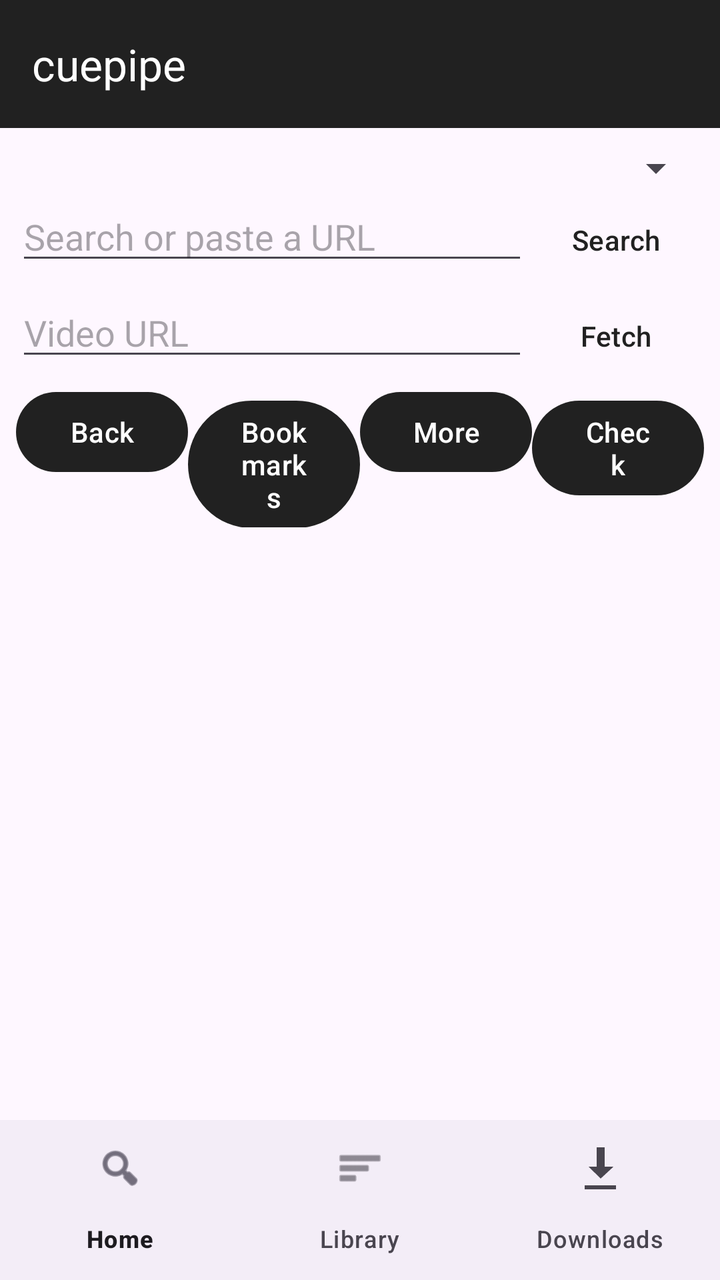
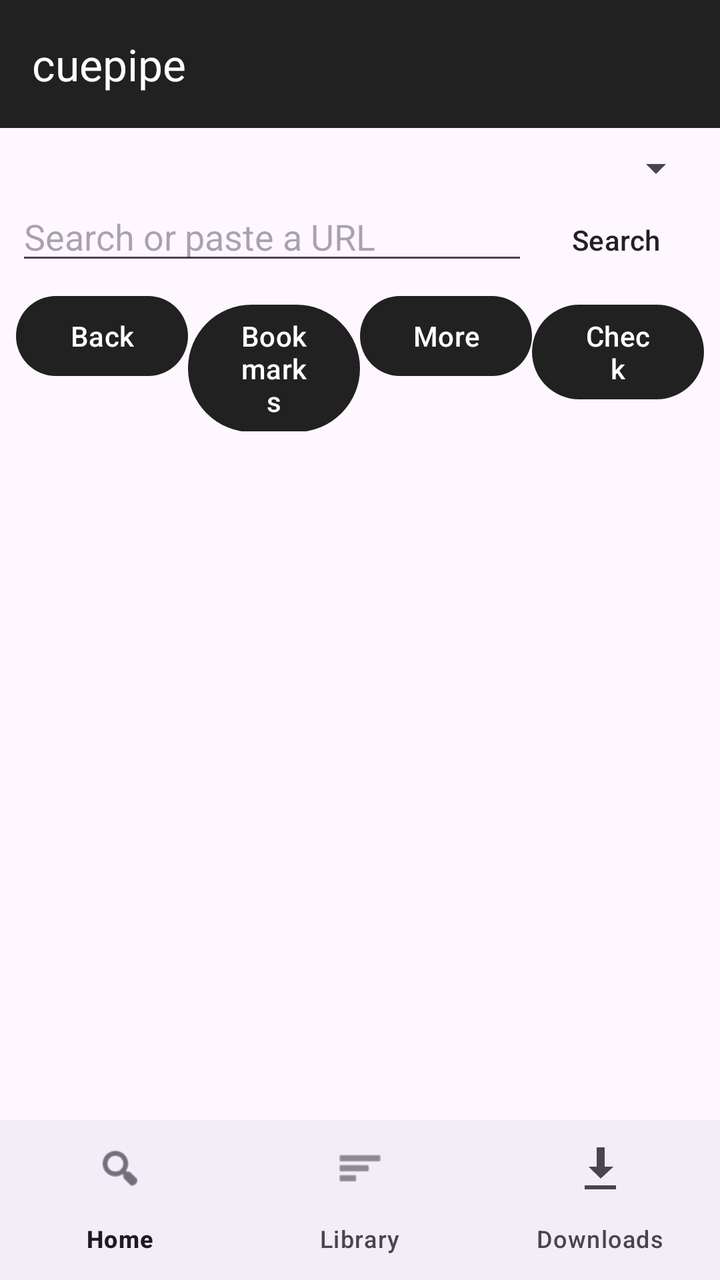

Compare the two renders of this Android layout. The source of the first and the diff that turns it into the second are given below.
<!-- AndroidManifest.xml: application theme Theme.Cuepipe -->
<!-- res/layout/activity_main.xml -->
<?xml version="1.0" encoding="utf-8"?>
<LinearLayout xmlns:android="http://schemas.android.com/apk/res/android"
    xmlns:app="http://schemas.android.com/apk/res-auto"
    android:layout_width="match_parent"
    android:layout_height="match_parent"
    android:fitsSystemWindows="true"
    android:orientation="vertical">

    <com.google.android.material.appbar.MaterialToolbar
        android:id="@+id/toolbar"
        android:layout_width="match_parent"
        android:layout_height="wrap_content"
        android:background="?attr/colorPrimary"
        android:theme="@style/ThemeOverlay.Material3.Dark.ActionBar"
        app:title="@string/app_name"
        app:titleTextColor="@android:color/white" />

    <FrameLayout
        android:layout_width="match_parent"
        android:layout_height="0dp"
        android:layout_weight="1">

        <LinearLayout
            android:id="@+id/panel_library"
            android:layout_width="match_parent"
            android:layout_height="match_parent"
            android:orientation="vertical"
            android:padding="8dp"
            android:visibility="gone">

            <LinearLayout
                android:layout_width="match_parent"
                android:layout_height="wrap_content"
                android:orientation="horizontal">

                <Spinner
                    android:id="@+id/sort_by"
                    android:layout_width="0dp"
                    android:layout_height="wrap_content"
                    android:layout_weight="1" />

                <Spinner
                    android:id="@+id/filter_service"
                    android:layout_width="0dp"
                    android:layout_height="wrap_content"
                    android:layout_weight="1" />
            </LinearLayout>

            <LinearLayout
                android:layout_width="match_parent"
                android:layout_height="wrap_content"
                android:orientation="horizontal">

                <EditText
                    android:id="@+id/library_query"
                    android:layout_width="0dp"
                    android:layout_height="wrap_content"
                    android:layout_weight="1"
                    android:hint="@string/library_search_hint"
                    android:imeOptions="actionSearch"
                    android:importantForAutofill="no"
                    android:inputType="text|textNoSuggestions"
                    android:maxLines="1"
                    android:singleLine="true" />

                <Button
                    android:id="@+id/library_find"
                    android:layout_width="wrap_content"
                    android:layout_height="wrap_content"
                    android:text="@string/find" />
            </LinearLayout>

            <LinearLayout
                android:layout_width="match_parent"
                android:layout_height="wrap_content"
                android:orientation="horizontal">

                <CheckBox
                    android:id="@+id/fuzzy"
                    android:layout_width="wrap_content"
                    android:layout_height="wrap_content"
                    android:text="@string/fuzzy" />

                <CheckBox
                    android:id="@+id/concepts"
                    android:layout_width="wrap_content"
                    android:layout_height="wrap_content"
                    android:text="@string/concepts" />
            </LinearLayout>

            <TextView
                android:id="@+id/library_status"
                android:layout_width="match_parent"
                android:layout_height="wrap_content"
                android:paddingTop="4dp" />

            <ListView
                android:id="@+id/library"
                android:layout_width="match_parent"
                android:layout_height="0dp"
                android:layout_weight="1" />
        </LinearLayout>

        <LinearLayout
            android:id="@+id/panel_watch"
            android:layout_width="match_parent"
            android:layout_height="match_parent"
            android:orientation="vertical"
            android:padding="8dp"
            android:visibility="gone">

                <FrameLayout
                    android:layout_width="match_parent"
                    android:layout_height="200dp">

                    <androidx.media3.ui.PlayerView
                        android:id="@+id/player"
                        android:layout_width="match_parent"
                        android:layout_height="match_parent" />

                    <TextView
                        android:id="@+id/burn"
                        android:layout_width="match_parent"
                        android:layout_height="wrap_content"
                        android:layout_gravity="bottom"
                        android:background="#CC000000"
                        android:clickable="false"
                        android:focusable="false"
                        android:gravity="center"
                        android:padding="6dp"
                        android:textColor="#FFFFFF"
                        android:visibility="gone" />
                </FrameLayout>

                <TextView
                    android:id="@+id/title"
                    android:layout_width="match_parent"
                    android:layout_height="wrap_content"
                    android:paddingTop="4dp"
                    android:textAppearance="?android:attr/textAppearanceMedium" />

                <Button
                    android:id="@+id/channel"
                    style="?attr/borderlessButtonStyle"
                    android:layout_width="wrap_content"
                    android:layout_height="wrap_content"
                    android:text="@string/channel" />

                <TextView
                    android:id="@+id/description"
                    android:layout_width="match_parent"
                    android:layout_height="wrap_content"
                    android:maxLines="3"
                    android:paddingTop="4dp"
                    android:textAppearance="?attr/textAppearanceBodySmall" />

                <LinearLayout
                    android:layout_width="match_parent"
                    android:layout_height="wrap_content"
                    android:orientation="horizontal">

                    <Button
                        android:id="@+id/show_transcript"
                        style="?attr/borderlessButtonStyle"
                        android:layout_width="wrap_content"
                        android:layout_height="wrap_content"
                        android:text="@string/transcript" />

                    <Button
                        android:id="@+id/show_related"
                        style="?attr/borderlessButtonStyle"
                        android:layout_width="wrap_content"
                        android:layout_height="wrap_content"
                        android:text="@string/related" />
                </LinearLayout>

                <LinearLayout
                    android:layout_width="match_parent"
                    android:layout_height="wrap_content"
                    android:gravity="center"
                    android:orientation="horizontal">

                    <ImageButton
                        android:id="@+id/keep"
                        android:layout_width="48dp"
                        android:layout_height="48dp"
                        android:background="?attr/selectableItemBackgroundBorderless"
                        android:contentDescription="@string/keep"
                        android:src="@android:drawable/ic_menu_save" />

                    <ImageButton
                        android:id="@+id/burned"
                        android:layout_width="48dp"
                        android:layout_height="48dp"
                        android:background="?attr/selectableItemBackgroundBorderless"
                        android:contentDescription="@string/burned"
                        android:src="@android:drawable/ic_menu_camera" />

                    <CheckBox
                        android:id="@+id/on_screen"
                        android:layout_width="48dp"
                        android:layout_height="48dp"
                        android:background="?attr/selectableItemBackgroundBorderless"
                        android:button="@android:drawable/ic_menu_view"
                        android:contentDescription="@string/on_screen" />
                </LinearLayout>

                <LinearLayout
                    android:layout_width="match_parent"
                    android:layout_height="wrap_content"
                    android:orientation="horizontal">

                    <Spinner
                        android:id="@+id/track0"
                        android:layout_width="0dp"
                        android:layout_height="wrap_content"
                        android:layout_weight="1" />

                    <Spinner
                        android:id="@+id/track1"
                        android:layout_width="0dp"
                        android:layout_height="wrap_content"
                        android:layout_weight="1" />
                </LinearLayout>

                <LinearLayout
                    android:layout_width="match_parent"
                    android:layout_height="wrap_content"
                    android:orientation="horizontal">

                    <Spinner
                        android:id="@+id/track2"
                        android:layout_width="0dp"
                        android:layout_height="wrap_content"
                        android:layout_weight="1" />

                    <Spinner
                        android:id="@+id/track3"
                        android:layout_width="0dp"
                        android:layout_height="wrap_content"
                        android:layout_weight="1" />
                </LinearLayout>

                <LinearLayout
                    android:id="@+id/line_search"
                    android:layout_width="match_parent"
                    android:layout_height="wrap_content"
                    android:orientation="horizontal">

                    <EditText
                        android:id="@+id/query"
                        android:layout_width="0dp"
                        android:layout_height="wrap_content"
                        android:layout_weight="1"
                        android:hint="@string/search_hint"
                        android:imeOptions="actionSearch"
                        android:importantForAutofill="no"
                        android:inputType="text|textNoSuggestions"
                        android:maxLines="1"
                        android:singleLine="true" />

                    <ImageButton
                        android:id="@+id/clear_query"
                        android:layout_width="48dp"
                        android:layout_height="48dp"
                        android:background="?attr/selectableItemBackgroundBorderless"
                        android:contentDescription="@string/clear"
                        android:src="@android:drawable/ic_menu_close_clear_cancel" />

                    <Button
                        android:id="@+id/find"
                        android:layout_width="wrap_content"
                        android:layout_height="wrap_content"
                        android:text="@string/find" />
                </LinearLayout>

                <ListView
                    android:id="@+id/lines"
                    android:layout_width="match_parent"
                    android:layout_height="0dp"
                    android:layout_weight="1"
                    android:choiceMode="singleChoice" />
        </LinearLayout>

        <LinearLayout
            android:id="@+id/panel_explore"
            android:layout_width="match_parent"
            android:layout_height="match_parent"
            android:orientation="vertical"
            android:padding="8dp">

            <Spinner
                android:id="@+id/explore_service"
                android:layout_width="match_parent"
                android:layout_height="wrap_content" />

            <LinearLayout
                android:layout_width="match_parent"
                android:layout_height="wrap_content"
                android:orientation="horizontal">

                <EditText
                    android:id="@+id/explore_query"
                    android:layout_width="0dp"
                    android:layout_height="wrap_content"
                    android:layout_weight="1"
                    android:hint="@string/explore_hint"
                    android:imeOptions="actionSearch"
                    android:importantForAutofill="no"
                    android:inputType="text|textNoSuggestions"
                    android:maxLines="1"
                    android:singleLine="true" />

                <Button
                    android:id="@+id/explore_search"
                    style="?attr/borderlessButtonStyle"
                    android:layout_width="wrap_content"
                    android:layout_height="wrap_content"
                    android:text="@string/search" />
            </LinearLayout>

            <LinearLayout
                android:layout_width="match_parent"
                android:layout_height="wrap_content"
                android:orientation="horizontal">

                <EditText
                    android:id="@+id/url"
                    android:layout_width="0dp"
                    android:layout_height="wrap_content"
                    android:layout_weight="1"
                    android:hint="@string/url_hint"
                    android:importantForAutofill="no"
                    android:inputType="textUri" />

                <Button
                    android:id="@+id/fetch"
                    style="?attr/borderlessButtonStyle"
                    android:layout_width="wrap_content"
                    android:layout_height="wrap_content"
                    android:text="@string/fetch" />
            </LinearLayout>

            <LinearLayout
                android:layout_width="match_parent"
                android:layout_height="wrap_content"
                android:orientation="horizontal">

                <Button
                    android:id="@+id/explore_back"
                    android:layout_width="0dp"
                    android:layout_height="wrap_content"
                    android:layout_weight="1"
                    android:text="@string/back" />

                <Button
                    android:id="@+id/explore_marks"
                    android:layout_width="0dp"
                    android:layout_height="wrap_content"
                    android:layout_weight="1"
                    android:text="@string/bookmarks" />

                <Button
                    android:id="@+id/explore_more"
                    android:layout_width="0dp"
                    android:layout_height="wrap_content"
                    android:layout_weight="1"
                    android:text="@string/more" />

                <Button
                    android:id="@+id/explore_check"
                    android:layout_width="0dp"
                    android:layout_height="wrap_content"
                    android:layout_weight="1"
                    android:text="@string/check" />
            </LinearLayout>

            <TextView
                android:id="@+id/explore_status"
                android:layout_width="match_parent"
                android:layout_height="wrap_content"
                android:paddingTop="4dp" />

            <ListView
                android:id="@+id/explore"
                android:layout_width="match_parent"
                android:layout_height="0dp"
                android:layout_weight="1" />
        </LinearLayout>

        <LinearLayout
            android:id="@+id/panel_downloads"
            android:layout_width="match_parent"
            android:layout_height="match_parent"
            android:orientation="vertical"
            android:padding="8dp"
            android:visibility="gone">

            <TextView
                android:id="@+id/downloads_status"
                android:layout_width="match_parent"
                android:layout_height="wrap_content" />

            <ListView
                android:id="@+id/downloads"
                android:layout_width="match_parent"
                android:layout_height="0dp"
                android:layout_weight="1" />
        </LinearLayout>
    </FrameLayout>

    <com.google.android.material.bottomnavigation.BottomNavigationView
        android:id="@+id/bottom"
        android:layout_width="match_parent"
        android:layout_height="wrap_content"
        app:menu="@menu/bottom" />
</LinearLayout>
<!-- resources referenced by this layout -->
<resources>
  <string name="app_name">cuepipe</string>
  <string name="back">Back</string>
  <string name="bookmarks">Bookmarks</string>
  <string name="burned">Burned-in</string>
  <string name="channel">Channel</string>
  <string name="check">Check</string>
  <string name="clear">Clear</string>
  <string name="concepts">Concepts</string>
  <string name="explore_hint">Search or paste a URL</string>
  <string name="fetch">Fetch</string>
  <string name="find">Find</string>
  <string name="fuzzy">Fuzzy</string>
  <string name="keep">Keep</string>
  <string name="library_search_hint">Search the library</string>
  <string name="more">More</string>
  <string name="on_screen">On screen</string>
  <string name="related">Related</string>
  <string name="search">Search</string>
  <string name="search_hint">Search this transcript</string>
  <string name="transcript">Transcript</string>
  <string name="url_hint">Video URL</string>
  <style name="Theme.Cuepipe" parent="Theme.Material3.DayNight.NoActionBar">
          <item name="colorPrimary">@color/primary</item>
          <item name="colorSecondary">@color/accent</item>
          <item name="android:statusBarColor">@color/primary</item>
          <item name="android:navigationBarColor">@android:color/white</item>
      </style>
  <color name="primary">#212121</color>
  <color name="accent">#e53935</color>
</resources>

<!-- the commit's change to res/layout/activity_main.xml (unified diff, before → after) -->
@@ -86,6 +86,12 @@
                     android:layout_width="wrap_content"
                     android:layout_height="wrap_content"
                     android:text="@string/concepts" />
+
+                <CheckBox
+                    android:id="@+id/meaning"
+                    android:layout_width="wrap_content"
+                    android:layout_height="wrap_content"
+                    android:text="@string/meaning" />
             </LinearLayout>
 
             <TextView
@@ -136,43 +142,19 @@
                     android:id="@+id/title"
                     android:layout_width="match_parent"
                     android:layout_height="wrap_content"
+                    android:ellipsize="end"
+                    android:maxLines="2"
                     android:paddingTop="4dp"
                     android:textAppearance="?android:attr/textAppearanceMedium" />
 
                 <Button
                     android:id="@+id/channel"
                     style="?attr/borderlessButtonStyle"
-                    android:layout_width="wrap_content"
-                    android:layout_height="wrap_content"
+                    android:layout_width="match_parent"
+                    android:layout_height="wrap_content"
+                    android:ellipsize="end"
+                    android:maxLines="1"
                     android:text="@string/channel" />
-
-                <TextView
-                    android:id="@+id/description"
-                    android:layout_width="match_parent"
-                    android:layout_height="wrap_content"
-                    android:maxLines="3"
-                    android:paddingTop="4dp"
-                    android:textAppearance="?attr/textAppearanceBodySmall" />
-
-                <LinearLayout
-                    android:layout_width="match_parent"
-                    android:layout_height="wrap_content"
-                    android:orientation="horizontal">
-
-                    <Button
-                        android:id="@+id/show_transcript"
-                        style="?attr/borderlessButtonStyle"
-                        android:layout_width="wrap_content"
-                        android:layout_height="wrap_content"
-                        android:text="@string/transcript" />
-
-                    <Button
-                        android:id="@+id/show_related"
-                        style="?attr/borderlessButtonStyle"
-                        android:layout_width="wrap_content"
-                        android:layout_height="wrap_content"
-                        android:text="@string/related" />
-                </LinearLayout>
 
                 <LinearLayout
                     android:layout_width="match_parent"
@@ -196,6 +178,14 @@
                         android:contentDescription="@string/burned"
                         android:src="@android:drawable/ic_menu_camera" />
 
+                    <ImageButton
+                        android:id="@+id/recognize"
+                        android:layout_width="48dp"
+                        android:layout_height="48dp"
+                        android:background="?attr/selectableItemBackgroundBorderless"
+                        android:contentDescription="@string/recognize"
+                        android:src="@android:drawable/ic_btn_speak_now" />
+
                     <CheckBox
                         android:id="@+id/on_screen"
                         android:layout_width="48dp"
@@ -210,6 +200,48 @@
                     android:layout_height="wrap_content"
                     android:orientation="horizontal">
 
+                    <Button
+                        android:id="@+id/show_transcript"
+                        style="?attr/borderlessButtonStyle"
+                        android:layout_width="wrap_content"
+                        android:layout_height="wrap_content"
+                        android:text="@string/transcript" />
+
+                    <Button
+                        android:id="@+id/show_related"
+                        style="?attr/borderlessButtonStyle"
+                        android:layout_width="wrap_content"
+                        android:layout_height="wrap_content"
+                        android:text="@string/related" />
+
+                    <Button
+                        android:id="@+id/details"
+                        style="?attr/borderlessButtonStyle"
+                        android:layout_width="wrap_content"
+                        android:layout_height="wrap_content"
+                        android:text="@string/details" />
+                </LinearLayout>
+
+                <LinearLayout
+                    android:id="@+id/details_block"
+                    android:layout_width="match_parent"
+                    android:layout_height="wrap_content"
+                    android:orientation="vertical"
+                    android:visibility="gone">
+
+                <TextView
+                    android:id="@+id/description"
+                    android:layout_width="match_parent"
+                    android:layout_height="wrap_content"
+                    android:maxLines="6"
+                    android:paddingTop="4dp"
+                    android:textAppearance="?attr/textAppearanceBodySmall" />
+
+                <LinearLayout
+                    android:layout_width="match_parent"
+                    android:layout_height="wrap_content"
+                    android:orientation="horizontal">
+
                     <Spinner
                         android:id="@+id/track0"
                         android:layout_width="0dp"
@@ -273,6 +305,7 @@
                         android:layout_height="wrap_content"
                         android:text="@string/find" />
                 </LinearLayout>
+                </LinearLayout>
 
                 <ListView
                     android:id="@+id/lines"
@@ -317,28 +350,6 @@
                     android:layout_width="wrap_content"
                     android:layout_height="wrap_content"
                     android:text="@string/search" />
-            </LinearLayout>
-
-            <LinearLayout
-                android:layout_width="match_parent"
-                android:layout_height="wrap_content"
-                android:orientation="horizontal">
-
-                <EditText
-                    android:id="@+id/url"
-                    android:layout_width="0dp"
-                    android:layout_height="wrap_content"
-                    android:layout_weight="1"
-                    android:hint="@string/url_hint"
-                    android:importantForAutofill="no"
-                    android:inputType="textUri" />
-
-                <Button
-                    android:id="@+id/fetch"
-                    style="?attr/borderlessButtonStyle"
-                    android:layout_width="wrap_content"
-                    android:layout_height="wrap_content"
-                    android:text="@string/fetch" />
             </LinearLayout>
 
             <LinearLayout
<!-- resource entries referenced after the edit -->
@@ -8,19 +8,20 @@
   <string name="check">Check</string>
   <string name="clear">Clear</string>
   <string name="concepts">Concepts</string>
+  <string name="details">Details</string>
   <string name="explore_hint">Search or paste a URL</string>
-  <string name="fetch">Fetch</string>
   <string name="find">Find</string>
   <string name="fuzzy">Fuzzy</string>
   <string name="keep">Keep</string>
   <string name="library_search_hint">Search the library</string>
+  <string name="meaning">Meaning</string>
   <string name="more">More</string>
   <string name="on_screen">On screen</string>
+  <string name="recognize">Recognize</string>
   <string name="related">Related</string>
   <string name="search">Search</string>
   <string name="search_hint">Search this transcript</string>
   <string name="transcript">Transcript</string>
-  <string name="url_hint">Video URL</string>
   <style name="Theme.Cuepipe" parent="Theme.Material3.DayNight.NoActionBar">
           <item name="colorPrimary">@color/primary</item>
           <item name="colorSecondary">@color/accent</item>
